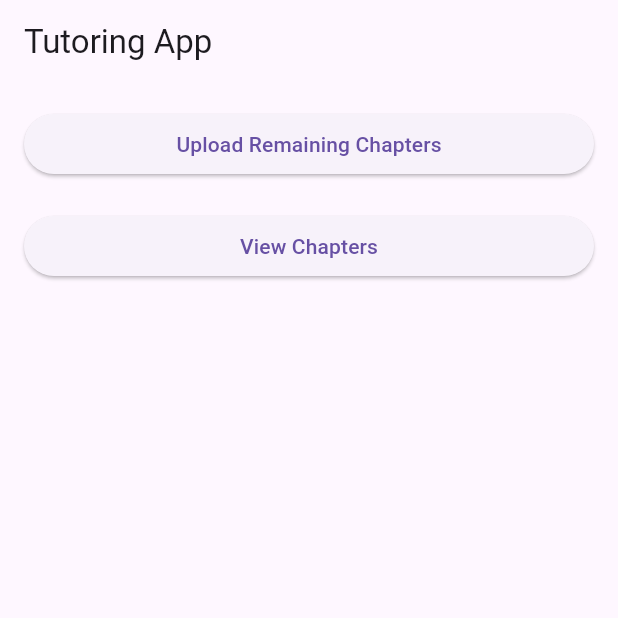
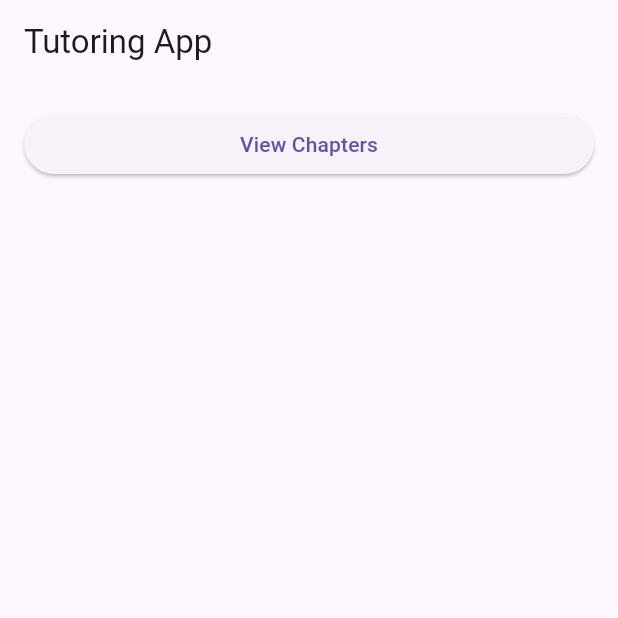
Before and after one commit to PakshalS/Tutoring_app_for_blind, a Flutter app: the screen it shows after launch, on a phone screen of 412 x 824 dp, the top half of it. Run offline on Flutter 3.47's test engine with Material 3 defaults, Android fonts, the phone set to English and light mode, and no system bars; our stand-ins replace cloud_firestore, firebase_core, flutter_tts, permission_handler, speech_to_text; accounts and stored records are empty.

Commit message:
Dynamic Data Display
Created a modular display for chapters from our database,

```diff
--- a/frontend/lib/main.dart
+++ b/frontend/lib/main.dart
@@ -26,12 +26,12 @@
 //for data population
 
 import 'package:flutter/material.dart';
+import 'screens/home_page.dart';
 import 'package:firebase_core/firebase_core.dart';
-import 'services/homepage.dart';
 
 void main() async {
   WidgetsFlutterBinding.ensureInitialized();
-  await Firebase.initializeApp();
+  await Firebase.initializeApp(); // Initialize Firebase
   runApp(const MyApp());
 }
 
@@ -40,8 +40,13 @@ class MyApp extends StatelessWidget {
 
   @override
   Widget build(BuildContext context) {
-    return const MaterialApp(
-      home: HomePage(),
+    return MaterialApp(
+      debugShowCheckedModeBanner: false, // Removes the debug banner
+      title: 'Tutoring App',
+      theme: ThemeData(
+        primarySwatch: Colors.blue,
+      ),
+      home: const HomePage(),
     );
   }
 }
--- a/frontend/lib/screens/home_page.dart
+++ b/frontend/lib/screens/home_page.dart
@@ -0,0 +1,33 @@
+import 'package:flutter/material.dart';
+import 'chapter_list_page.dart';
+
+class HomePage extends StatelessWidget {
+  const HomePage({super.key});
+
+  @override
+  Widget build(BuildContext context) {
+    return Scaffold(
+      appBar: AppBar(
+        title: const Text("Tutoring App"),
+      ),
+      body: Padding(
+        padding: const EdgeInsets.all(16.0),
+        child: Column(
+          crossAxisAlignment: CrossAxisAlignment.stretch,
+          children: [
+            ElevatedButton(
+              onPressed: () {
+                Navigator.push(
+                  context,
+                  MaterialPageRoute(
+                      builder: (context) => const ChapterListPage()),
+                );
+              },
+              child: const Text("View Chapters"),
+            ),
+          ],
+        ),
+      ),
+    );
+  }
+}
```
Also changed, not shown: frontend/lib/screens/chapter_detail_page.dart (+62 -0 lines), frontend/lib/screens/chapter_list_page.dart (+53 -0 lines), frontend/lib/services/firebase_service.dart (+26 -0 lines), frontend/lib/widgets/exercise_widget.dart (+36 -0 lines), frontend/lib/widgets/section_widget.dart (+74 -0 lines).
